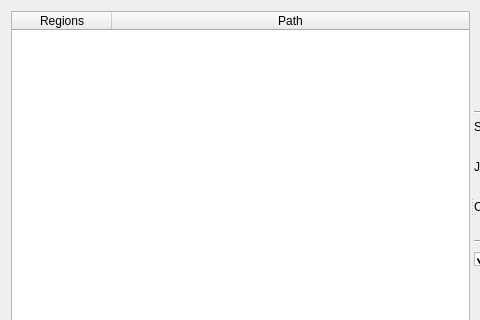
Old version of the form GUI/DissectCodeDialog.ui in the repository korcankaraokcu/PINCE; both pictures show x 0 to 480 and y 0 to 320 of the 799 by 412 pixel window.
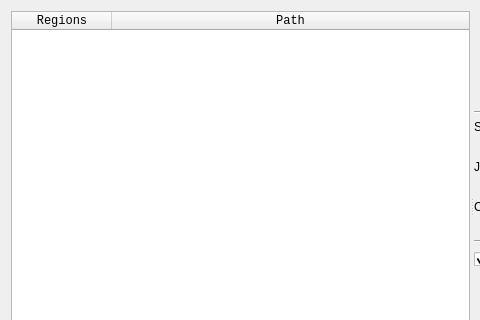
New version of the form.

Commit message: Add monospace to more widgets

Patch:
```diff
--- a/GUI/DissectCodeDialog.ui
+++ b/GUI/DissectCodeDialog.ui
@@ -20,6 +20,11 @@
       <enum>Qt::Horizontal</enum>
      </property>
      <widget class="QTableWidget" name="tableWidget_ExecutableMemoryRegions">
+      <property name="font">
+       <font>
+        <family>Monospace</family>
+       </font>
+      </property>
       <property name="editTriggers">
        <set>QAbstractItemView::NoEditTriggers</set>
       </property>
```
The commit also changes 28 other files.
